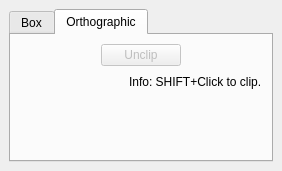
This is Polyhedron/demo/Polyhedron/Plugins/PCA/Clipping_box_widget.ui in CGAL/cgal as Qt 5 draws it before an edit. The edited form follows.
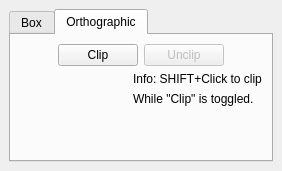
This is the edited form. The open tabs and pages were chosen to show the change.

Commit message: Add a button to enable clipping 2D to avoid conflict with selection

Diff of the .ui file:
```diff
--- a/Polyhedron/demo/Polyhedron/Plugins/PCA/Clipping_box_widget.ui
+++ b/Polyhedron/demo/Polyhedron/Plugins/PCA/Clipping_box_widget.ui
@@ -100,6 +100,16 @@
             </property>
            </spacer>
           </item>
+          <item>
+           <widget class="QPushButton" name="clipButton">
+            <property name="text">
+             <string>Clip</string>
+            </property>
+            <property name="checkable">
+             <bool>true</bool>
+            </property>
+           </widget>
+          </item>
           <item>
            <widget class="QPushButton" name="unclipButton">
             <property name="enabled">
@@ -141,11 +151,22 @@
            </spacer>
           </item>
           <item>
+           <layout class="QVBoxLayout" name="verticalLayout_4">
+            <item>
            <widget class="QLabel" name="label">
             <property name="text">
-             <string>Info: SHIFT+Click to clip.</string>
-            </property>
-           </widget>
+               <string>Info: SHIFT+Click to clip</string>
+              </property>
+             </widget>
+            </item>
+            <item>
+             <widget class="QLabel" name="label_2">
+              <property name="text">
+               <string>While &quot;Clip&quot; is toggled.</string>
+              </property>
+             </widget>
+            </item>
+           </layout>
           </item>
          </layout>
         </item>
```
Lines whose indentation alone changed are shown as unchanged. The commit also changes 1 other file.
